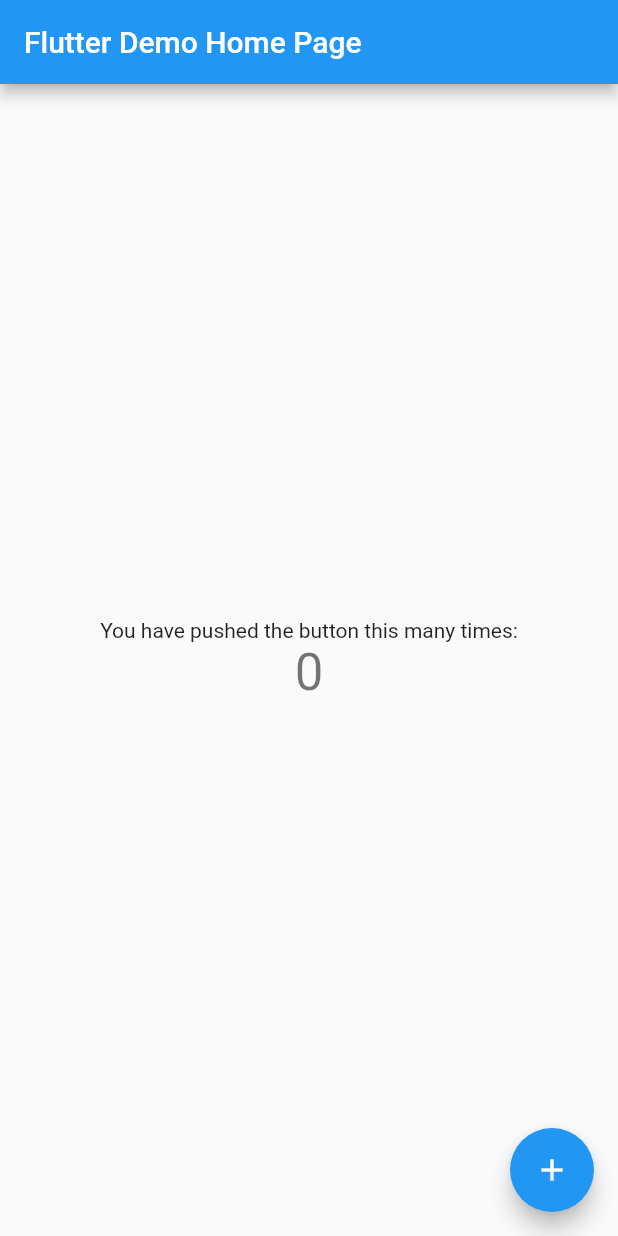
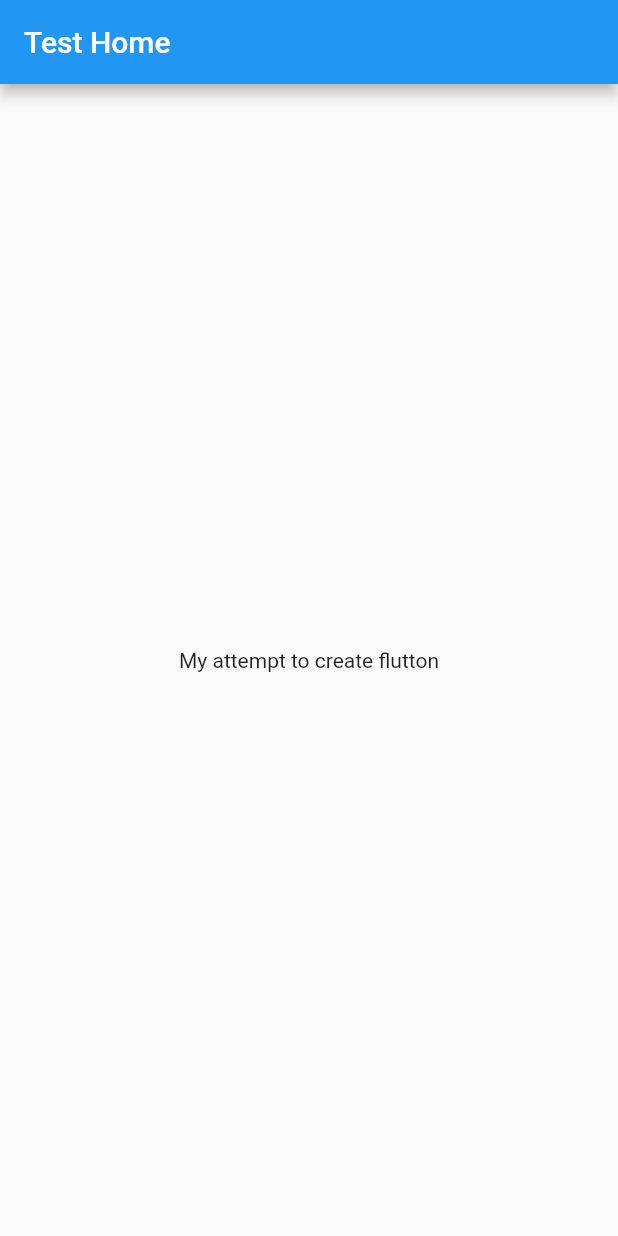
Before and after one commit to payfazz/flutton, a Flutter app: the screen it shows after launch, on a phone screen of 412 x 824 dp. Run offline on Flutter 3.47's test engine with Material 2 defaults, Android fonts, the phone set to English and light mode, and no system bars.

Commit message:
create skeleton starter

```diff
--- /dev/null
+++ b/lib/flutton/dependency_injection.dart
@@ -0,0 +1,23 @@
+import 'package:flutter/material.dart';
+
+class DependencyInjection<T> extends InheritedWidget {
+  DependencyInjection({
+    this.components,
+    @required child,
+  }) : super(child: child);
+
+  final T components;
+
+  @override
+  bool updateShouldNotify(InheritedWidget oldWidget) {
+    return false;
+  }
+
+  static T of<T>(BuildContext context) {
+    final type = _typeOf<DependencyInjection<T>>();
+    DependencyInjection<T> provider = context.ancestorWidgetOfExactType(type);
+    return provider.components;
+  }
+
+  static Type _typeOf<T>() => T;
+}
--- a/lib/main.dart
+++ b/lib/main.dart
@@ -1,111 +1,7 @@
 import 'package:flutter/material.dart';
+import 'package:flutton/src/app.dart';
+import 'package:flutton/src/config.dart';
 
-void main() => runApp(MyApp());
-
-class MyApp extends StatelessWidget {
-  // This widget is the root of your application.
-  @override
-  Widget build(BuildContext context) {
-    return MaterialApp(
-      title: 'Flutter Demo',
-      theme: ThemeData(
-        // This is the theme of your application.
-        //
-        // Try running your application with "flutter run". You'll see the
-        // application has a blue toolbar. Then, without quitting the app, try
-        // changing the primarySwatch below to Colors.green and then invoke
-        // "hot reload" (press "r" in the console where you ran "flutter run",
-        // or simply save your changes to "hot reload" in a Flutter IDE).
-        // Notice that the counter didn't reset back to zero; the application
-        // is not restarted.
-        primarySwatch: Colors.blue,
-      ),
-      home: MyHomePage(title: 'Flutter Demo Home Page'),
-    );
-  }
-}
-
-class MyHomePage extends StatefulWidget {
-  MyHomePage({Key key, this.title}) : super(key: key);
-
-  // This widget is the home page of your application. It is stateful, meaning
-  // that it has a State object (defined below) that contains fields that affect
-  // how it looks.
-
-  // This class is the configuration for the state. It holds the values (in this
-  // case the title) provided by the parent (in this case the App widget) and
-  // used by the build method of the State. Fields in a Widget subclass are
-  // always marked "final".
-
-  final String title;
-
-  @override
-  _MyHomePageState createState() => _MyHomePageState();
-}
-
-class _MyHomePageState extends State<MyHomePage> {
-  int _counter = 0;
-
-  void _incrementCounter() {
-    setState(() {
-      // This call to setState tells the Flutter framework that something has
-      // changed in this State, which causes it to rerun the build method below
-      // so that the display can reflect the updated values. If we changed
-      // _counter without calling setState(), then the build method would not be
-      // called again, and so nothing would appear to happen.
-      _counter++;
-    });
-  }
-
-  @override
-  Widget build(BuildContext context) {
-    // This method is rerun every time setState is called, for instance as done
-    // by the _incrementCounter method above.
-    //
-    // The Flutter framework has been optimized to make rerunning build methods
-    // fast, so that you can just rebuild anything that needs updating rather
-    // than having to individually change instances of widgets.
-    return Scaffold(
-      appBar: AppBar(
-        // Here we take the value from the MyHomePage object that was created by
-        // the App.build method, and use it to set our appbar title.
-        title: Text(widget.title),
-      ),
-      body: Center(
-        // Center is a layout widget. It takes a single child and positions it
-        // in the middle of the parent.
-        child: Column(
-          // Column is also layout widget. It takes a list of children and
-          // arranges them vertically. By default, it sizes itself to fit its
-          // children horizontally, and tries to be as tall as its parent.
-          //
-          // Invoke "debug painting" (press "p" in the console, choose the
-          // "Toggle Debug Paint" action from the Flutter Inspector in Android
-          // Studio, or the "Toggle Debug Paint" command in Visual Studio Code)
-          // to see the wireframe for each widget.
-          //
-          // Column has various properties to control how it sizes itself and
-          // how it positions its children. Here we use mainAxisAlignment to
-          // center the children vertically; the main axis here is the vertical
-          // axis because Columns are vertical (the cross axis would be
-          // horizontal).
-          mainAxisAlignment: MainAxisAlignment.center,
-          children: <Widget>[
-            Text(
-              'You have pushed the button this many times:',
-            ),
-            Text(
-              '$_counter',
-              style: Theme.of(context).textTheme.display1,
-            ),
-          ],
-        ),
-      ),
-      floatingActionButton: FloatingActionButton(
-        onPressed: _incrementCounter,
-        tooltip: 'Increment',
-        child: Icon(Icons.add),
-      ), // This trailing comma makes auto-formatting nicer for build methods.
-    );
-  }
-}
+void main() => runApp(Application(
+      config: Config(baseUrl: 'https://hacker-news.firebaseio.com/'),
+    ));
--- /dev/null
+++ b/lib/src/app.dart
@@ -0,0 +1,17 @@
+import 'package:flutter/material.dart';
+import 'package:flutton/flutton/dependency_injection.dart';
+import 'package:flutton/src/components.dart';
+import 'package:flutton/src/config.dart';
+import 'package:flutton/src/router.dart';
+
+class Application extends StatelessWidget {
+  Application({@required this.config});
+  final Config config;
+  @override
+  Widget build(BuildContext context) {
+    return DependencyInjection<Components>(
+      child: Router(),
+      components: Components(config),
+    );
+  }
+}
--- /dev/null
+++ b/lib/src/components.dart
@@ -0,0 +1,6 @@
+import 'package:flutton/src/config.dart';
+
+class Components {
+  Components(this.config);
+  final Config config;
+}
--- /dev/null
+++ b/lib/src/config.dart
@@ -0,0 +1,6 @@
+class Config {
+  Config({
+    this.baseUrl,
+  });
+  final String baseUrl;
+}
--- /dev/null
+++ b/lib/src/home/home.dart
@@ -0,0 +1,15 @@
+import 'package:flutter/material.dart';
+
+class Home extends StatelessWidget {
+  @override
+  Widget build(BuildContext context) {
+    return Scaffold(
+      appBar: AppBar(
+        title: Text('Test Home'),
+      ),
+      body: Center(
+        child: Text('My attempt to create flutton'),
+      ),
+    );
+  }
+}
--- /dev/null
+++ b/lib/src/router.dart
@@ -0,0 +1,11 @@
+import 'package:flutter/material.dart';
+import 'package:flutton/src/home/home.dart';
+
+class Router extends StatelessWidget {
+  @override
+  Widget build(BuildContext context) {
+    return MaterialApp(
+      home: Home(),
+    );
+  }
+}
```
Also changed, not shown: 1 other file.
